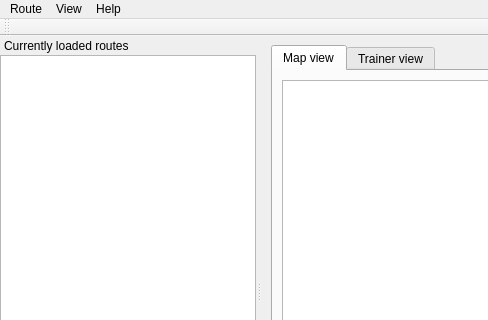
The window that tea.ui (mueslo/TEA) describes before a commit, drawn with Qt 5; both pictures show x 0 to 488 and y 0 to 320 of the 1024 by 810 pixel window.
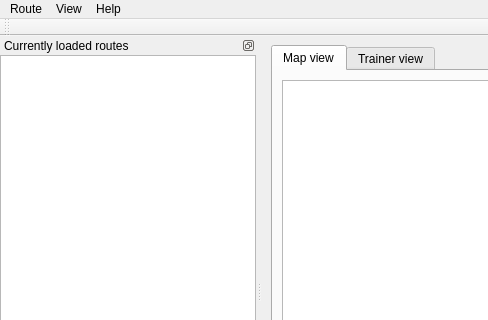
The same window after the commit. Icons and pictures are not drawn. Custom widgets are drawn as their Qt base class.

Patch:
```diff
--- a/tea.ui
+++ b/tea.ui
@@ -489,7 +489,7 @@
     <bool>false</bool>
    </property>
    <property name="features">
-    <set>QDockWidget::DockWidgetMovable</set>
+    <set>QDockWidget::DockWidgetFloatable|QDockWidget::DockWidgetMovable</set>
    </property>
    <property name="windowTitle">
     <string>Currently loaded routes</string>
```
Left out of the diff: 49 changed lines with no effect on the pictures.
